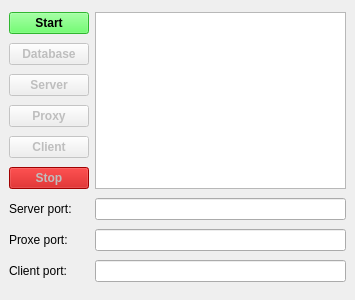
This is design.ui in BrazenFox/WizardAppStarter as Qt 5 draws it before an edit. The edited form follows.
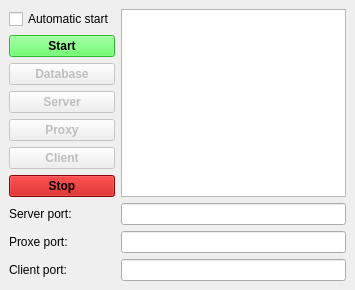
This is the edited form.

Patch:
```diff
--- a/design.ui
+++ b/design.ui
@@ -7,7 +7,7 @@
     <x>0</x>
     <y>0</y>
     <width>355</width>
-    <height>300</height>
+    <height>287</height>
    </rect>
   </property>
   <property name="windowTitle">
@@ -15,15 +15,66 @@
   </property>
   <widget class="QWidget" name="centralwidget">
    <layout class="QGridLayout" name="gridLayout">
-    <item row="8" column="0">
-     <widget class="QLabel" name="ClientPortText">
+    <item row="3" column="0">
+     <widget class="QPushButton" name="Database">
+      <property name="enabled">
+       <bool>false</bool>
+      </property>
+      <property name="font">
+       <font>
+        <weight>75</weight>
+        <bold>true</bold>
+       </font>
+      </property>
+      <property name="styleSheet">
+       <string notr="true"/>
+      </property>
       <property name="text">
-       <string>Client port:</string>
+       <string>Database</string>
       </property>
      </widget>
     </item>
     <item row="6" column="0">
-     <widget class="QLabel" name="ServerPortText">
+     <widget class="QPushButton" name="Client">
+      <property name="enabled">
+       <bool>false</bool>
+      </property>
+      <property name="font">
+       <font>
+        <weight>75</weight>
+        <bold>true</bold>
+       </font>
+      </property>
+      <property name="text">
+       <string>Client</string>
+      </property>
+     </widget>
+    </item>
+    <item row="10" column="2">
+     <widget class="QLineEdit" name="lineEdit_3">
+      <property name="alignment">
+       <set>Qt::AlignCenter</set>
+      </property>
+     </widget>
+    </item>
+    <item row="8" column="2">
+     <widget class="QLineEdit" name="lineEdit">
+      <property name="inputMask">
+       <string notr="true"/>
+      </property>
+      <property name="text">
+       <string/>
+      </property>
+      <property name="alignment">
+       <set>Qt::AlignCenter</set>
+      </property>
+      <property name="readOnly">
+       <bool>true</bool>
+      </property>
+     </widget>
+    </item>
+    <item row="9" column="0">
+     <widget class="QLabel" name="ProxyPortText">
       <property name="font">
        <font>
         <weight>50</weight>
@@ -31,11 +82,11 @@
        </font>
       </property>
       <property name="text">
-       <string>Server port:</string>
+       <string>Proxe port:</string>
       </property>
      </widget>
     </item>
-    <item row="2" column="0">
+    <item row="4" column="0">
      <widget class="QPushButton" name="Server">
       <property name="enabled">
        <bool>false</bool>
@@ -51,7 +102,43 @@
       </property>
      </widget>
     </item>
-    <item row="3" column="0">
+    <item row="2" column="0">
+     <widget class="QPushButton" name="Start">
+      <property name="font">
+       <font>
+        <weight>75</weight>
+        <bold>true</bold>
+       </font>
+      </property>
+      <property name="styleSheet">
+       <string notr="true">background-color:rgb(67, 255, 67)</string>
+      </property>
+      <property name="text">
+       <string>Start</string>
+      </property>
+     </widget>
+    </item>
+    <item row="9" column="2">
+     <widget class="QLineEdit" name="lineEdit_2">
+      <property name="alignment">
+       <set>Qt::AlignCenter</set>
+      </property>
+     </widget>
+    </item>
+    <item row="8" column="0">
+     <widget class="QLabel" name="ServerPortText">
+      <property name="font">
+       <font>
+        <weight>50</weight>
+        <bold>false</bold>
+       </font>
+      </property>
+      <property name="text">
+       <string>Server port:</string>
+      </property>
+     </widget>
+    </item>
+    <item row="5" column="0">
      <widget class="QPushButton" name="Proxy">
       <property name="enabled">
        <bool>false</bool>
@@ -67,23 +154,17 @@
       </property>
      </widget>
     </item>
+    <item row="10" column="0">
+     <widget class="QLabel" name="ClientPortText">
+      <property name="text">
+       <string>Client port:</string>
+      </property>
+     </widget>
+    </item>
     <item row="7" column="0">
-     <widget class="QLabel" name="ProxyPortText">
-      <property name="font">
-       <font>
-        <weight>50</weight>
-        <bold>false</bold>
-       </font>
-      </property>
-      <property name="text">
-       <string>Proxe port:</string>
-      </property>
-     </widget>
-    </item>
-    <item row="5" column="0">
      <widget class="QPushButton" name="Stop">
       <property name="enabled">
-       <bool>false</bool>
+       <bool>true</bool>
       </property>
       <property name="font">
        <font>
@@ -99,89 +180,18 @@
       </property>
      </widget>
     </item>
-    <item row="4" column="0">
-     <widget class="QPushButton" name="Client">
-      <property name="enabled">
-       <bool>false</bool>
-      </property>
-      <property name="font">
-       <font>
-        <weight>75</weight>
-        <bold>true</bold>
-       </font>
-      </property>
-      <property name="text">
-       <string>Client</string>
-      </property>
-     </widget>
-    </item>
-    <item row="0" column="1" rowspan="6">
-     <widget class="QListWidget" name="Info"/>
-    </item>
     <item row="1" column="0">
-     <widget class="QPushButton" name="Database">
+     <widget class="QCheckBox" name="automaticstart">
       <property name="enabled">
-       <bool>false</bool>
-      </property>
-      <property name="font">
-       <font>
-        <weight>75</weight>
-        <bold>true</bold>
-       </font>
-      </property>
-      <property name="styleSheet">
-       <string notr="true"/>
-      </property>
-      <property name="text">
-       <string>Database</string>
-      </property>
-     </widget>
-    </item>
-    <item row="0" column="0">
-     <widget class="QPushButton" name="Start">
-      <property name="font">
-       <font>
-        <weight>75</weight>
-        <bold>true</bold>
-       </font>
-      </property>
-      <property name="styleSheet">
-       <string notr="true">background-color:rgb(67, 255, 67)</string>
-      </property>
-      <property name="text">
-       <string>Start</string>
-      </property>
-     </widget>
-    </item>
-    <item row="6" column="1">
-     <widget class="QLineEdit" name="lineEdit">
-      <property name="inputMask">
-       <string notr="true"/>
-      </property>
-      <property name="text">
-       <string/>
-      </property>
-      <property name="alignment">
-       <set>Qt::AlignCenter</set>
-      </property>
-      <property name="readOnly">
        <bool>true</bool>
       </property>
-     </widget>
-    </item>
-    <item row="7" column="1">
-     <widget class="QLineEdit" name="lineEdit_2">
-      <property name="alignment">
-       <set>Qt::AlignCenter</set>
+      <property name="text">
+       <string>Automatic start</string>
       </property>
      </widget>
     </item>
-    <item row="8" column="1">
-     <widget class="QLineEdit" name="lineEdit_3">
-      <property name="alignment">
-       <set>Qt::AlignCenter</set>
-      </property>
-     </widget>
+    <item row="1" column="2" rowspan="7">
+     <widget class="QListWidget" name="Info"/>
     </item>
    </layout>
   </widget>
```
